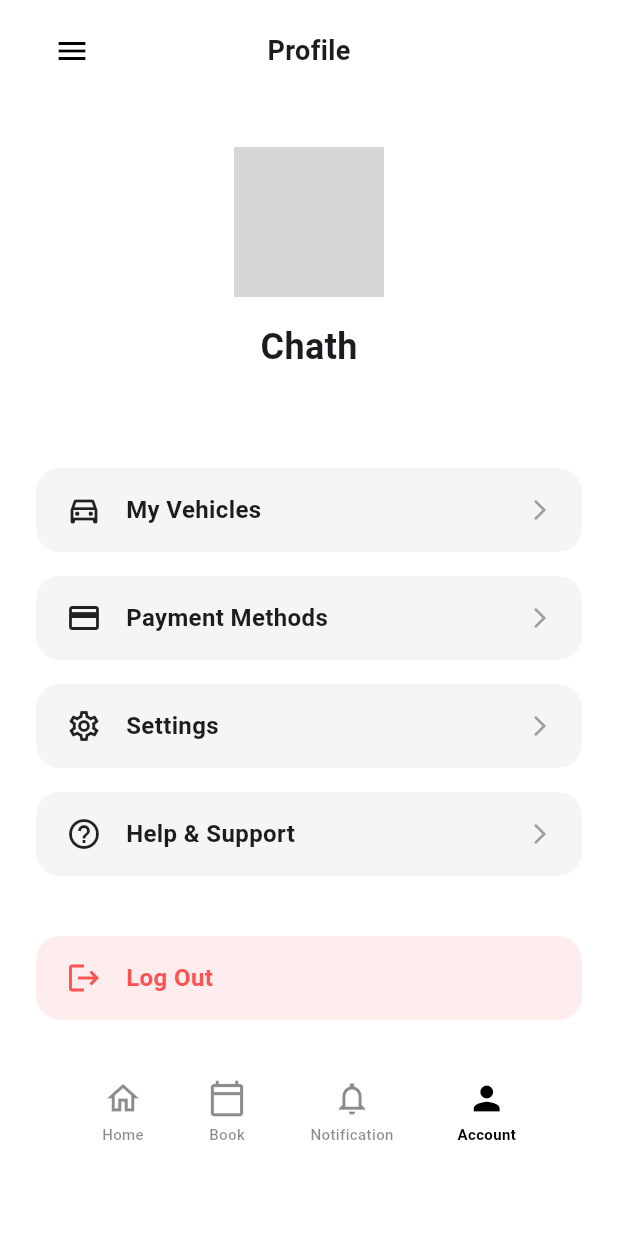
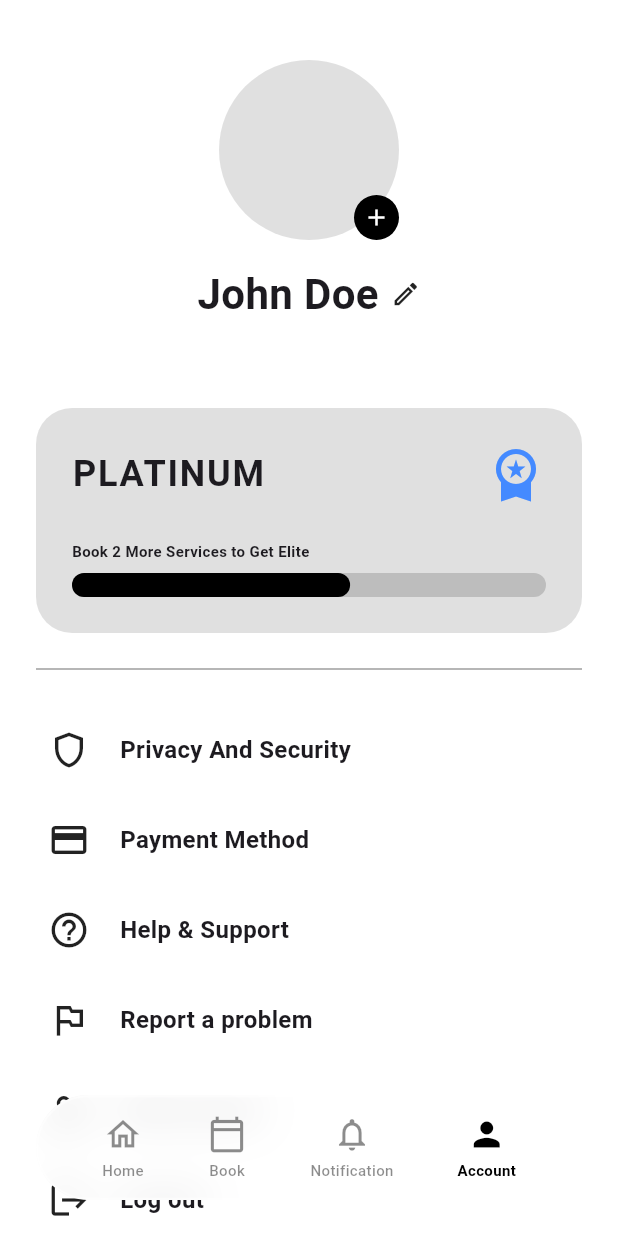
Before and after one commit to Dhanushika01/AutoLink-Lanka, a Flutter app: the AccountScreen screen opened directly, on a phone screen of 412 x 824 dp. Run offline on Flutter 3.47's test engine with Material 3 defaults, Android fonts, the phone set to English and light mode, and no system bars; our stand-ins replace cloud_firestore, firebase_auth, firebase_core, font_awesome_flutter; accounts and stored records are empty; Roboto replaces fonts that are missing (SFProRounded); grey boxes are pictures that could not be loaded.

Commit message:
Polishing The Account Screen

```diff
--- a/lib/screens/account_screen.dart
+++ b/lib/screens/account_screen.dart
@@ -5,8 +5,7 @@
 import 'book_service_screen.dart';
 import 'notification_screen.dart';
 import 'login_screen.dart';
-import 'my_bookings_screen.dart';
-import 'saved_screen.dart';
+import 'loyalty_screen.dart'; // Import the new Loyalty Screen!
 
 class AccountScreen extends StatefulWidget {
   const AccountScreen({super.key});
@@ -18,6 +17,7 @@
 class _AccountScreenState extends State<AccountScreen> {
   final GlobalKey<ScaffoldState> _scaffoldKey = GlobalKey<ScaffoldState>();
 
+  // Firebase Logout Method
   Future<void> _logout() async {
     showDialog(
       context: context,
@@ -36,10 +36,11 @@
               shape: RoundedRectangleBorder(borderRadius: BorderRadius.circular(30)),
             ),
             onPressed: () async {
-              Navigator.pop(context);
-              await FirebaseAuth.instance.signOut();
+              Navigator.pop(context); // Close dialog
+              await FirebaseAuth.instance.signOut(); // Tell Firebase to log out
 
               if (mounted) {
+                // Send user back to the Login Screen and clear navigation history
                 Navigator.pushAndRemoveUntil(
                   context,
                   MaterialPageRoute(builder: (context) => const LoginScreen()),
@@ -56,12 +57,14 @@
 
   @override
   Widget build(BuildContext context) {
-    String userEmail = FirebaseAuth.instance.currentUser?.email ?? 'user@example.com';
+    // Get the current user's email to display
+    String userEmail = FirebaseAuth.instance.currentUser?.email ?? 'johndoe@gmail.com';
 
     return Scaffold(
       key: _scaffoldKey,
       backgroundColor: Colors.white,
 
+      // --- THE SIDE MENU (DRAWER) ---
       drawer: Drawer(
         backgroundColor: Colors.white,
         child: ListView(
@@ -73,11 +76,11 @@
                 child: Image.asset('assets/images/logo.png', height: 60),
               ),
             ),
-            _buildDrawerItem(context, Icons.home_outlined, 'Home', const HomeScreen()),
-            _buildDrawerItem(context, Icons.list_alt, 'My Bookings', const MyBookingsScreen()),
-            _buildDrawerItem(context, Icons.notifications_none, 'Notifications', const NotificationScreen()),
-            _buildDrawerItem(context, Icons.bookmark_border, 'Saved', const SavedScreen()),
-            _buildDrawerItem(context, Icons.person_outline, 'Profile', const AccountScreen()),
+            _buildDrawerItem(Icons.home_outlined, 'Home'),
+            _buildDrawerItem(Icons.list_alt, 'My Bookings'),
+            _buildDrawerItem(Icons.notifications_none, 'Notifications'),
+            _buildDrawerItem(Icons.bookmark_border, 'Saved'),
+            _buildDrawerItem(Icons.person_outline, 'Profile'),
           ],
         ),
       ),
@@ -92,29 +95,17 @@
                 child: Column(
                   crossAxisAlignment: CrossAxisAlignment.center,
                   children: [
-                    const SizedBox(height: 10),
-                    Row(
-                      mainAxisAlignment: MainAxisAlignment.spaceBetween,
-                      children: [
-                        IconButton(
-                          icon: const Icon(Icons.menu, color: Colors.black),
-                          onPressed: () => _scaffoldKey.currentState!.openDrawer(),
-                        ),
-                        const Text(
-                          'Profile',
-                          style: TextStyle(fontSize: 18, fontWeight: FontWeight.bold),
-                        ),
-                        const SizedBox(width: 48),
-                      ],
-                    ),
                     const SizedBox(height: 40),
 
+                    // --- PROFILE PICTURE & INFO ---
                     Stack(
                       alignment: Alignment.bottomRight,
                       children: [
-                        const CircleAvatar(
-                          radius: 50,
-                          backgroundImage: NetworkImage('https://i.pravatar.cc/150'),
+                        CircleAvatar(
+                          radius: 60,
+                          backgroundColor: Colors.grey.shade300,
+                          // You can uncomment this when you have user image uploads!
+                          // backgroundImage: NetworkImage('https://i.pravatar.cc/150'),
                         ),
                         Container(
                           padding: const EdgeInsets.all(6),
@@ -122,60 +113,108 @@
                             color: Colors.black,
                             shape: BoxShape.circle,
                           ),
-                          child: const Icon(Icons.edit, color: Colors.white, size: 16),
+                          child: const Icon(Icons.add, color: Colors.white, size: 18),
                         ),
                       ],
                     ),
                     const SizedBox(height: 16),
-                    const Text(
-                      'Chath',
-                      style: TextStyle(fontSize: 24, fontWeight: FontWeight.bold),
+                    Row(
+                      mainAxisAlignment: MainAxisAlignment.center,
+                      children: const [
+                        Text(
+                          'John Doe', // You can fetch the real name from Firestore later
+                          style: TextStyle(fontSize: 28, fontWeight: FontWeight.bold),
+                        ),
+                        SizedBox(width: 8),
+                        Icon(Icons.edit_outlined, size: 20, color: Colors.black87),
+                      ],
                     ),
                     const SizedBox(height: 4),
                     Text(
                       userEmail,
-                      style: const TextStyle(fontSize: 14, color: Colors.grey),
+                      style: const TextStyle(fontSize: 14, color: Colors.grey, fontWeight: FontWeight.w500),
                     ),
-                    const SizedBox(height: 40),
+                    const SizedBox(height: 32),
 
-                    _buildProfileOption(Icons.directions_car_outlined, 'My Vehicles'),
-                    _buildProfileOption(Icons.credit_card, 'Payment Methods'),
-                    _buildProfileOption(Icons.settings_outlined, 'Settings'),
-                    _buildProfileOption(Icons.help_outline, 'Help & Support'),
-
+                    // --- LOYALTY SHORTCUT CARD ---
+                    GestureDetector(
+                      onTap: () {
+                        // Navigate to the Loyalty Screen!
+                        Navigator.push(
+                          context,
+                          MaterialPageRoute(builder: (context) => const LoyaltyScreen()),
+                        );
+                      },
+                      child: Container(
+                        padding: const EdgeInsets.all(24),
+                        decoration: BoxDecoration(
+                          color: Colors.grey.shade300, // Matches your flat grey design
+                          borderRadius: BorderRadius.circular(24),
+                        ),
+                        child: Column(
+                          crossAxisAlignment: CrossAxisAlignment.start,
+                          children: [
+                            Row(
+                              mainAxisAlignment: MainAxisAlignment.spaceBetween,
+                              children: const [
+                                Text(
+                                  'PLATINUM',
+                                  style: TextStyle(fontSize: 24, fontWeight: FontWeight.bold, letterSpacing: 1.2),
+                                ),
+                                // Replace with your Image.asset badge when ready!
+                                Icon(Icons.workspace_premium, color: Colors.blueAccent, size: 40),
+                              ],
+                            ),
                             const SizedBox(height: 24),
-
-                    InkWell(
-                      onTap: _logout,
-                      borderRadius: BorderRadius.circular(16),
-                      child: Container(
-                        padding: const EdgeInsets.symmetric(vertical: 16, horizontal: 20),
+                            const Text(
+                              'Book 2 More Services to Get Elite',
+                              style: TextStyle(fontSize: 10, fontWeight: FontWeight.bold),
+                            ),
+                            const SizedBox(height: 8),
+                            // Progress Bar
+                            Stack(
+                              children: [
+                                Container(
+                                  height: 16,
                                   decoration: BoxDecoration(
-                          color: Colors.redAccent.withOpacity(0.1),
-                          borderRadius: BorderRadius.circular(16),
+                                    color: Colors.grey.shade400,
+                                    borderRadius: BorderRadius.circular(10),
                                   ),
-                        child: Row(
-                          children: const [
-                            Icon(Icons.logout, color: Colors.redAccent),
-                            SizedBox(width: 16),
-                            Text(
-                              'Log Out',
-                              style: TextStyle(
-                                fontSize: 16,
-                                fontWeight: FontWeight.bold,
-                                color: Colors.redAccent,
                                 ),
+                                Container(
+                                  height: 16,
+                                  width: MediaQuery.of(context).size.width * 0.45, // Simulates the progress fill
+                                  decoration: BoxDecoration(
+                                    color: Colors.black,
+                                    borderRadius: BorderRadius.circular(10),
+                                  ),
+                                ),
+                              ],
                             ),
                           ],
                         ),
                       ),
                     ),
+                    const SizedBox(height: 16),
+                    const Divider(color: Colors.grey, thickness: 1),
+                    const SizedBox(height: 16),
+
+                    // --- CLEAN MENU OPTIONS ---
+                    _buildMenuRow(Icons.shield_outlined, 'Privacy And Security', () {}),
+                    _buildMenuRow(Icons.credit_card, 'Payment Method', () {}),
+                    _buildMenuRow(Icons.help_outline, 'Help & Support', () {}),
+                    _buildMenuRow(Icons.outlined_flag, 'Report a problem', () {}),
+                    _buildMenuRow(Icons.person_add_alt_1_outlined, 'Add account', () {}),
+                    _buildMenuRow(Icons.logout, 'Log out', _logout), // Triggers your Firebase logout!
+
+                    const SizedBox(height: 40), // Extra padding for scrolling past nav bar
                   ],
                 ),
               ),
             ),
           ),
 
+          // --- ACRYLIC BLUR BOTTOM NAVIGATION BAR ---
           Positioned(
             bottom: 24,
             left: 24,
@@ -206,6 +245,7 @@
                         onTap: () => _navigateTo(context, const NotificationScreen()),
                         child: _buildNavItem(Icons.notifications_none, 'Notification', false),
                       ),
+                      // Account Icon (Active)
                       _buildNavItem(Icons.person, 'Account', true),
                     ],
                   ),
@@ -218,6 +258,7 @@
     );
   }
 
+  // --- HELPER METHODS ---
   void _navigateTo(BuildContext context, Widget screen) {
     Navigator.pushReplacement(
       context,
@@ -228,43 +269,30 @@
     );
   }
 
-  Widget _buildDrawerItem(BuildContext context, IconData icon, String title, Widget destination) {
+  Widget _buildDrawerItem(IconData icon, String title) {
     return ListTile(
       leading: Icon(icon, color: Colors.black87),
       title: Text(title, style: const TextStyle(fontWeight: FontWeight.w500)),
-      onTap: () {
-        Navigator.pop(context);
-        Navigator.push(context, MaterialPageRoute(builder: (context) => destination));
-      },
+      onTap: () {},
     );
   }
 
-
-  Widget _buildProfileOption(IconData icon, String title) {
-    return Padding(
-      padding: const EdgeInsets.only(bottom: 16.0),
-      child: InkWell(
-        onTap: () {},
-        borderRadius: BorderRadius.circular(16),
-        child: Container(
-          padding: const EdgeInsets.symmetric(vertical: 16, horizontal: 20),
-          decoration: BoxDecoration(
-            color: Colors.grey.shade100,
-            borderRadius: BorderRadius.circular(16),
-          ),
+  // New Menu Row Helper for the clean text+icon look
+  Widget _buildMenuRow(IconData icon, String title, VoidCallback onTap) {
+    return InkWell(
+      onTap: onTap,
+      borderRadius: BorderRadius.circular(12),
+      child: Padding(
+        padding: const EdgeInsets.symmetric(vertical: 16.0, horizontal: 8.0),
         child: Row(
           children: [
-              Icon(icon, color: Colors.black87),
-              const SizedBox(width: 16),
-              Expanded(
-                child: Text(
+            Icon(icon, color: Colors.black87, size: 28),
+            const SizedBox(width: 20),
+            Text(
               title,
-                  style: const TextStyle(fontSize: 16, fontWeight: FontWeight.w600),
+              style: const TextStyle(fontSize: 16, fontWeight: FontWeight.bold),
             ),
-              ),
-              const Icon(Icons.arrow_forward_ios, size: 16, color: Colors.grey),
           ],
-          ),
         ),
       ),
     );
```
Lines whose indentation alone changed are shown as unchanged.
